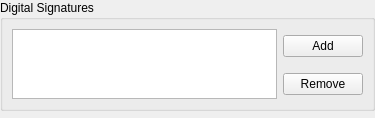
KDE/okular, file part/dlgsignaturesbase.ui: the form before one commit.
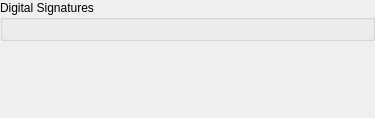
The form after the commit.

Commit message: Recycle WidgetConfigurationToolsBase for certificate management dlg

```diff
--- a/part/dlgsignaturesbase.ui
+++ b/part/dlgsignaturesbase.ui
@@ -28,25 +28,7 @@
      <property name="title">
       <string>Digital Signatures</string>
      </property>
-     <layout class="QGridLayout" name="gridLayout">
-      <item row="0" column="1">
-       <widget class="QPushButton" name="pushButton">
-        <property name="text">
-         <string>Add</string>
-        </property>
-       </widget>
-      </item>
-      <item row="1" column="1">
-       <widget class="QPushButton" name="pushButton_2">
-        <property name="text">
-         <string>Remove</string>
-        </property>
-       </widget>
-      </item>
-      <item row="0" column="0" rowspan="2">
-       <widget class="QListWidget" name="listWidget"/>
-      </item>
-     </layout>
+     <layout class="QVBoxLayout" name="certificatesPlaceholder" />
     </widget>
    </item>
    <item>
```
Left out of the diff: 2 changed lines with no effect on the pictures. The commit also changes 3 other files.
